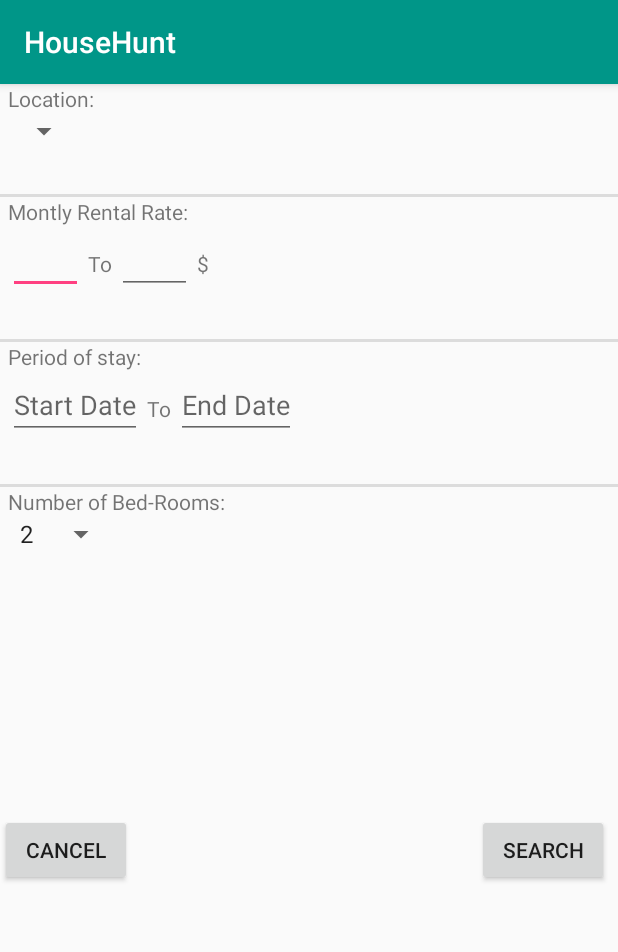
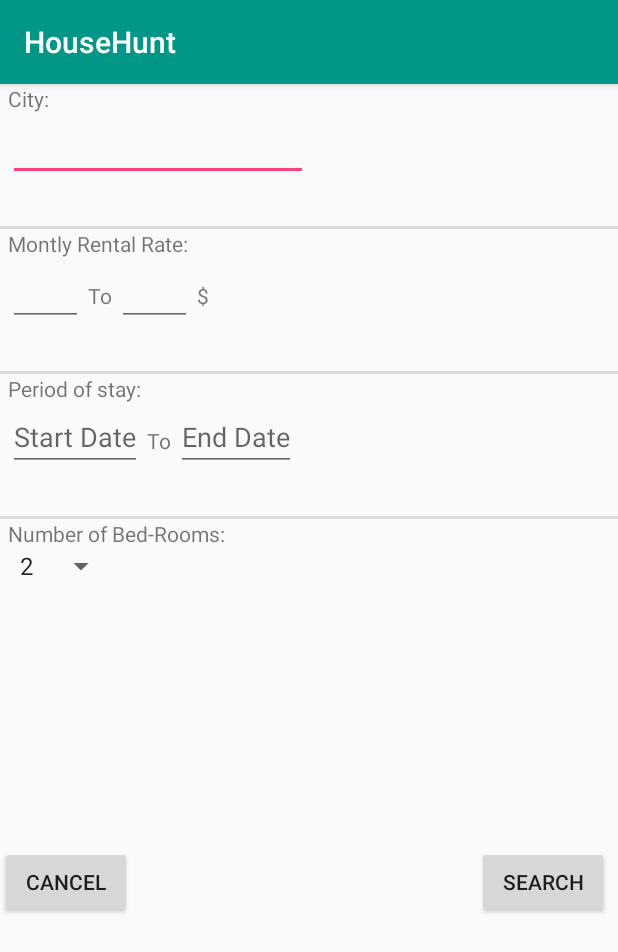
Before and after one commit to gaurikolhe/HuntHouse, an Android app: the screen it shows after launch once a user with an empty profile is signed in (TenantApartment), after a tap on "APARTMENT", on a phone screen of 412 x 824 dp. Shown: the top 952 px of the screen. Run offline under Robolectric (Android 15) with nearby library versions, the phone set to English and light mode, and no system bars; our stand-ins replace Firebase (no records; nobody signed in at launch, a user with empty details on screens opened directly), Picasso; pictures from the network do not load; 1 statement that could not run was skipped.

Commit message:
Changes related Owner Activity Changes in Tenant & Owner Xml files

```diff
--- a/app/src/main/AndroidManifest.xml
+++ b/app/src/main/AndroidManifest.xml
@@ -57,6 +57,10 @@
         <activity android:name="com.project.hunthouse.View.MainActivity" android:theme="@style/NoActionBar"/>
         <activity android:name="com.project.hunthouse.View.tenantSingleRoom" />
         <activity android:name="com.project.hunthouse.View.TenantApartment" />
+
+        <activity android:name="com.project.hunthouse.View.OwnerSingleRoom" />
+        <activity android:name="com.project.hunthouse.View.OwnerApartment"></activity>
+
         <!--
            The API key for Google Maps-based APIs is defined as a string resource.
            (See the file "res/values/google_maps_api.xml").
--- a/app/src/main/java/com/project/hunthouse/View/TenantApartment.java
+++ b/app/src/main/java/com/project/hunthouse/View/TenantApartment.java
@@ -18,11 +18,11 @@ import java.util.Locale;
 
 public class TenantApartment extends AppCompatActivity implements View.OnClickListener{
 
-    EditText startDate,endDate,startPrice,endPrice;
+    EditText startDate,endDate,startPrice,endPrice,location;
     Calendar myCalendar;
     DatePickerDialog.OnDateSetListener date;
     Button cancel,search;
-    Spinner location,bedRooms;
+    Spinner bedRooms;
     Intent intent;
     String selectedLocation,selectedStartDate,selectedEndDate,selectedStartPrice,selectedEndPrice,selectedBedRooms;
     Bundle bundle;
@@ -47,7 +47,7 @@ public class TenantApartment extends AppCompatActivity implements View.OnClickLi
         endPrice  = (EditText) findViewById(R.id.rentEndEt);
         cancel    = (Button) findViewById(R.id.cancelBtn);
         search    = (Button) findViewById(R.id.searchBtn);
-        location = (Spinner) findViewById(R.id.taLocationSpinner);
+        location = (EditText) findViewById(R.id.taLocationSpinner);
         bedRooms = (Spinner) findViewById(R.id.taBedroomSpinner);
 
         startDate.setOnClickListener(this);
@@ -108,7 +108,7 @@ public class TenantApartment extends AppCompatActivity implements View.OnClickLi
                 break;
             case R.id.searchBtn:
 
-                selectedLocation  = location.getSelectedItem().toString();
+                selectedLocation  = location.getText().toString();
                 selectedStartPrice = startPrice.getText().toString();
                 selectedEndPrice = endPrice.getText().toString();
                 selectedStartDate = startDate.getText().toString();
--- a/app/src/main/res/layout/activity_tenant_apartment.xml
+++ b/app/src/main/res/layout/activity_tenant_apartment.xml
@@ -12,16 +12,17 @@
         android:layout_width="wrap_content"
         android:layout_height="wrap_content"
         android:layout_marginLeft="5dp"
-        android:text="Location:"/>
+        android:text="City:"/>
 
-    <Spinner
+    <EditText
         android:id="@+id/taLocationSpinner"
-        android:layout_width="wrap_content"
+        android:layout_width="200dp"
         android:layout_height="wrap_content"
         android:layout_below="@+id/taTxt0"
-        android:layout_marginLeft="5dp">
+        android:layout_marginLeft="5dp"
+        android:maxLength="30">
 
-    </Spinner> <!-- android:prompt="@string/location_prompt"
+    </EditText> <!-- android:prompt="@string/location_prompt"
         android:entries="@array/location_array" -->
 
     <TextView
--- a/app/src/main/res/layout/activity_tenant_single_room.xml
+++ b/app/src/main/res/layout/activity_tenant_single_room.xml
@@ -19,7 +19,8 @@ android:layout_height="match_parent">
         android:layout_width="200dp"
         android:layout_height="wrap_content"
         android:layout_below="@+id/tsrTxt0"
-        android:layout_marginLeft="5dp"></EditText>
+        android:layout_marginLeft="5dp"
+        android:maxLength="30"></EditText>
     <!-- android:prompt="@string/location_prompt"
         android:entries="@array/location_array" -->
 
```
Also changed, not shown: app/src/main/java/com/project/hunthouse/View/MainActivity.java (+6 -5 lines), app/src/main/java/com/project/hunthouse/View/OwnerApartment.java (+10 -0 lines), app/src/main/java/com/project/hunthouse/View/OwnerSingleRoom.java (+10 -0 lines), app/src/main/res/layout/activity_owner_apartment.xml (+5 -3 lines), app/src/main/res/layout/activity_owner_single_room.xml (+5 -3 lines).
